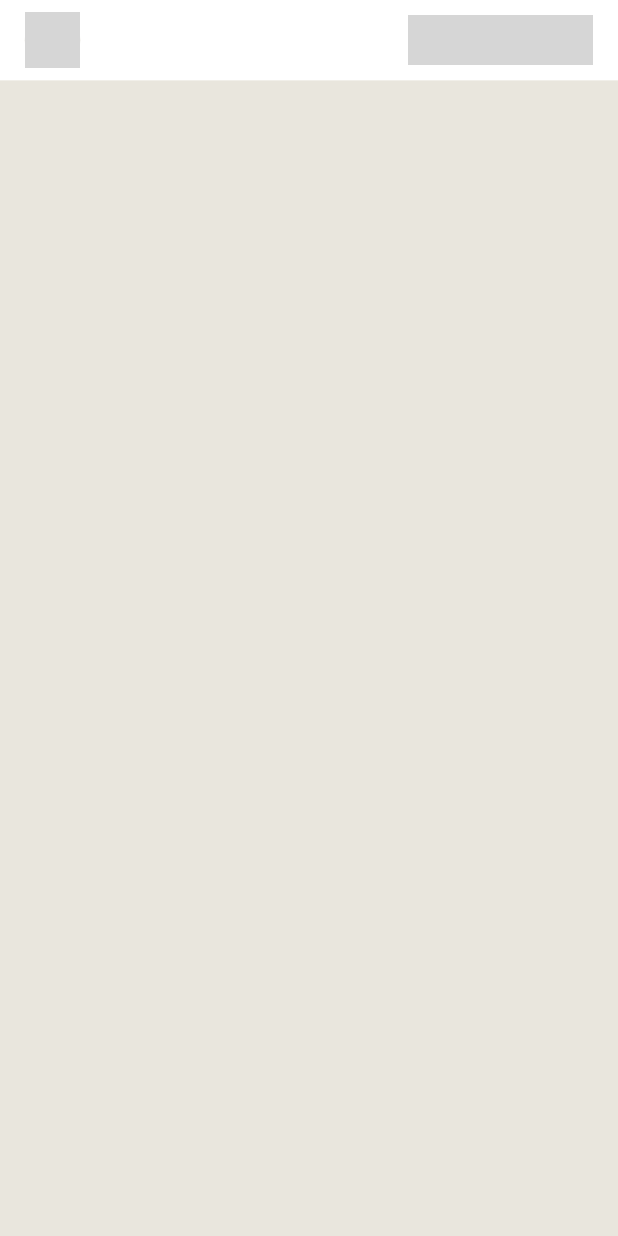
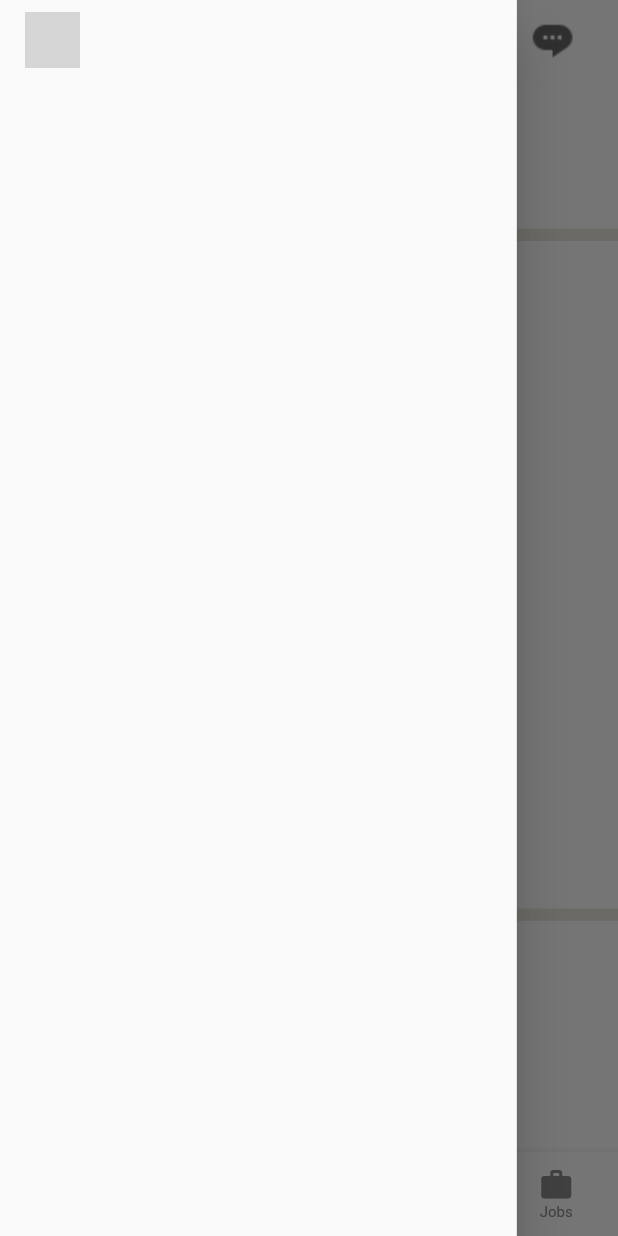
Before and after one commit to SaiAshish9/linkedIn-app-clone-by-sai, a Flutter app: the screen it shows after launch, with the side drawer open (before the commit the screen has no drawer), on a phone screen of 412 x 824 dp. Run offline on Flutter 3.47's test engine with Material 2 defaults, Android fonts, the phone set to English and light mode, and no system bars; network calls fail; grey boxes are pictures that could not be loaded.

```diff
--- /dev/null
+++ b/lib/components/drawer.dart
@@ -0,0 +1,19 @@
+import 'package:flutter/material.dart';
+
+class SideBar extends StatelessWidget {
+  const SideBar({
+    Key key,
+  }) : super(key: key);
+
+  @override
+  Widget build(BuildContext context) {
+    Size size = MediaQuery.of(context).size;
+
+    return Container(
+      height: size.height,
+      width: size.width * 0.836,
+      color: Colors.white,
+      child: Drawer(),
+    );
+  }
+}
--- a/lib/components/nav.dart
+++ b/lib/components/nav.dart
@@ -27,14 +27,38 @@ class Nav extends StatelessWidget {
                 width: width,
                 url:
                     'https://media-exp1.licdn.com/dms/image/C5103AQHgT7zgMfogQg/profile-displayphoto-shrink_100_100/0/1571595910289?e=1619654400&v=beta&t=omQapUdHmJkLDptbnopvIHZcpPkuHGd2uPpxLMPWilg'),
-            // IconButton(
-            //   onPressed: (){},
-            //   icon: Icon(Icons.sms_outlined, size: 30, color: kIconColor),
-            // )
-            Image.asset(
-              "assets/images/sms.png",
-              width: width * 0.3,
-              height: width * 0.08,
+            Expanded(
+              child: Container(
+                height: width * 0.08,
+                decoration: BoxDecoration(
+                  borderRadius: BorderRadius.circular(3),
+                  color: Color(0xFFeef3f8),
+                ),
+                margin:
+                    EdgeInsets.only(left: width * 0.036, right: 0.0036 * width),
+              ),
+            ),
+            // GestureDetector
+            Stack(
+              children: <Widget>[
+                Padding(
+                  padding: const EdgeInsets.symmetric(horizontal: 8.0),
+                  child: Image.asset(
+                    "assets/images/sms.png",
+                    height: width * 0.09,
+                    width: width * 0.09,
+                    fit: BoxFit.cover,
+                  ),
+                ),
+                Positioned.fill(
+                  child: Material(
+                    color: Colors.transparent,
+                    child: InkWell(
+                      onTap: () {},
+                    ),
+                  ),
+                ),
+              ],
             )
           ],
         ),
@@ -42,3 +66,8 @@ class Nav extends StatelessWidget {
     );
   }
 }
+
+// IconButton(
+//   onPressed: (){},
+//   icon: Icon(Icons.sms_outlined, size: 30, color: kIconColor),
+// )
--- /dev/null
+++ b/lib/components/post.dart
@@ -0,0 +1,26 @@
+import 'package:flutter/material.dart';
+
+class Posts extends StatelessWidget {
+  @override
+  Widget build(BuildContext context) {
+    Size size = MediaQuery.of(context).size;
+    return Column(
+      children: [
+        Container(
+          height: size.height * 0.54,
+          margin: EdgeInsets.only(top: size.height * 0.01),
+          color: Colors.white,
+          width: size.width,
+          child: null,
+        ),
+        Container(
+          height: size.height * 0.54,
+          margin: EdgeInsets.only(top: size.height * 0.01),
+          color: Colors.white,
+          width: size.width,
+          child: null,
+        ),
+      ],
+    );
+  }
+}
--- /dev/null
+++ b/lib/components/statusList.dart
@@ -0,0 +1,14 @@
+import 'package:flutter/material.dart';
+
+class StatusList extends StatelessWidget {
+  @override
+  Widget build(BuildContext context) {
+    Size size = MediaQuery.of(context).size;
+    return Container(
+      height: size.height * 0.12,
+      color: Colors.white,
+      width: size.width,
+      child: null,
+    );
+  }
+}
--- /dev/null
+++ b/lib/components/tabs.dart
@@ -0,0 +1,104 @@
+import 'package:flutter/material.dart';
+
+class Footer extends StatefulWidget {
+  const Footer({
+    Key key,
+  }) : super(key: key);
+
+  @override
+  _FooterState createState() => _FooterState();
+}
+
+class _FooterState extends State<Footer> with SingleTickerProviderStateMixin {
+  int _selectedIndex = 0;
+  AnimationController controller;
+  Animation animation;
+
+  void _onItemTapped(int index) {
+    if (index == 0) {
+      controller.reverse();
+    } else {
+      controller.forward();
+    }
+    setState(() {
+      _selectedIndex = index;
+    });
+  }
+
+  @override
+  void initState() {
+    controller =
+        AnimationController(duration: Duration(milliseconds: 200), vsync: this);
+    animation = CurvedAnimation(parent: controller, curve: Curves.decelerate);
+    controller.reverse();
+    controller.addListener(() {
+      setState(() {});
+    });
+    animation.addStatusListener((status) {});
+    super.initState();
+  }
+
+  @override
+  void dispose() {
+    controller.dispose();
+    super.dispose();
+  }
+
+  @override
+  Widget build(BuildContext context) {
+    return BottomNavigationBar(
+      backgroundColor: Colors.white,
+      elevation: 5.4,
+      selectedFontSize: 10,
+      unselectedFontSize: 10,
+      type: BottomNavigationBarType.fixed,
+      items: <BottomNavigationBarItem>[
+        BottomNavigationBarItem(
+          icon: Stack(
+            children: [
+              Icon(_selectedIndex == 0 ? Icons.home : Icons.home_outlined),
+              Positioned(
+                top: 0,
+                height: 9,
+                width: 9 * animation.value,
+                right: 2.5,
+                child: Container(
+                  decoration: BoxDecoration(
+                      border: Border.all(width: 1, color: Colors.white),
+                      color: Color(0xFFd3342f),
+                      shape: BoxShape.circle),
+                ),
+              )
+            ],
+          ),
+          label: 'Home',
+        ),
+        BottomNavigationBarItem(
+          icon: Icon(_selectedIndex == 1
+              ? Icons.people_alt
+              : Icons.people_alt_outlined),
+          label: 'My Network',
+        ),
+        BottomNavigationBarItem(
+          icon: Icon(
+              _selectedIndex == 2 ? Icons.add_box : Icons.add_box_outlined),
+          label: 'Post',
+        ),
+        BottomNavigationBarItem(
+          icon: Icon(_selectedIndex == 3
+              ? Icons.notifications
+              : Icons.notifications_none_outlined),
+          label: 'Notifications',
+        ),
+        BottomNavigationBarItem(
+          icon: Icon(_selectedIndex == 4 ? Icons.work : Icons.work_outlined),
+          label: 'Jobs',
+        ),
+      ],
+      currentIndex: _selectedIndex,
+      selectedItemColor: Colors.black,
+      unselectedItemColor: Color(0xFF8c8c8c),
+      onTap: _onItemTapped,
+    );
+  }
+}
--- a/lib/main.dart
+++ b/lib/main.dart
@@ -1,5 +1,9 @@
 import 'package:flutter/material.dart';
 import 'package:flutter/services.dart';
+import 'package:linkedIn/components/drawer.dart';
+import 'package:linkedIn/components/post.dart';
+import 'package:linkedIn/components/statusList.dart';
+import 'package:linkedIn/components/tabs.dart';
 import 'package:linkedIn/constants/colors.dart';
 
 import 'components/nav.dart';
@@ -20,9 +24,13 @@ class MyApp extends StatelessWidget {
         ),
         child: Scaffold(
           backgroundColor: kHomePageBackground,
-          body: Column(
-            children: [Nav()],
+          drawer: SideBar(),
+          body: SingleChildScrollView(
+            child: Column(
+              children: [Nav(), StatusList(), Posts()],
+            ),
           ),
+          bottomNavigationBar: Footer(),
         ),
       ),
     );
--- a/pubspec.yaml
+++ b/pubspec.yaml
@@ -18,9 +18,8 @@ dev_dependencies:
     sdk: flutter
 flutter:
   uses-material-design: true
-
-assets:
-  - assets/images/
+  assets:
+    - assets/images/
 
 # fonts:
 #   - family: Schyler
```
